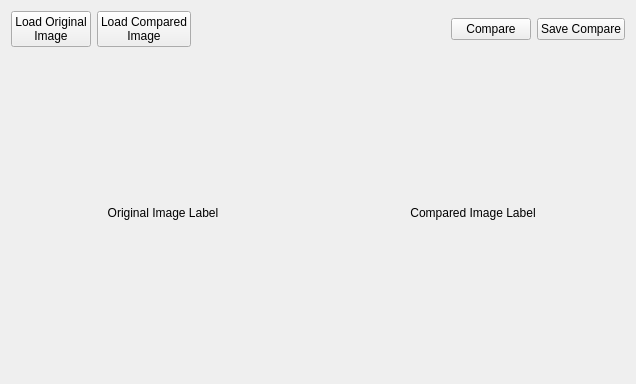
JaySon-Huang/pyjpegtbx, file src/ui_ComparePhotoTab.ui: the form before one commit.
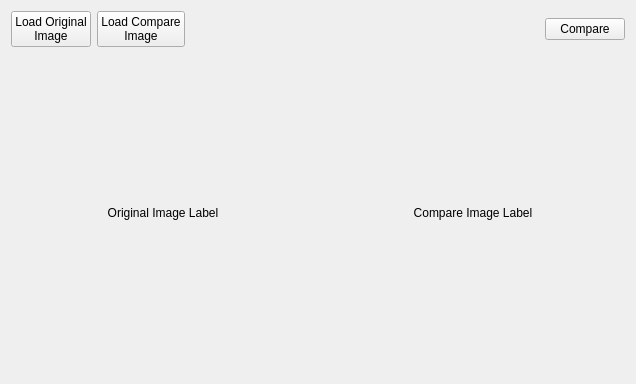
The form after the commit. Custom widgets are drawn as their Qt base class.

Commit message: compare tab

Diff of the .ui file:
```diff
--- a/src/ui_ComparePhotoTab.ui
+++ b/src/ui_ComparePhotoTab.ui
@@ -27,7 +27,7 @@
      <item>
       <widget class="QPushButton" name="btn_loadCmpImage">
        <property name="text">
-        <string>Load Compared 
+        <string>Load Compare 
 Image</string>
        </property>
       </widget>
@@ -52,13 +52,6 @@
        </property>
       </widget>
      </item>
-     <item>
-      <widget class="QPushButton" name="btn_saveCmpResult">
-       <property name="text">
-        <string>Save Compare</string>
-       </property>
-      </widget>
-     </item>
     </layout>
    </item>
    <item>
@@ -100,7 +93,7 @@
         </size>
        </property>
        <property name="text">
-        <string>Compared Image Label</string>
+        <string>Compare Image Label</string>
        </property>
        <property name="alignment">
         <set>Qt::AlignCenter</set>
```
The commit also changes 9 other files.
